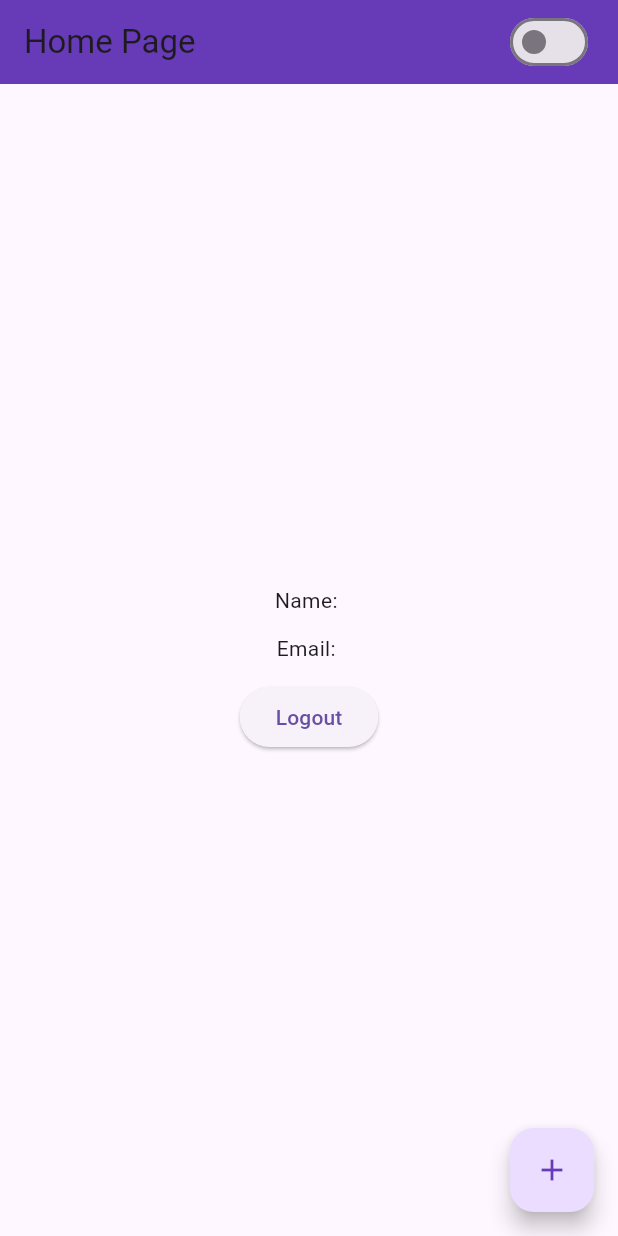
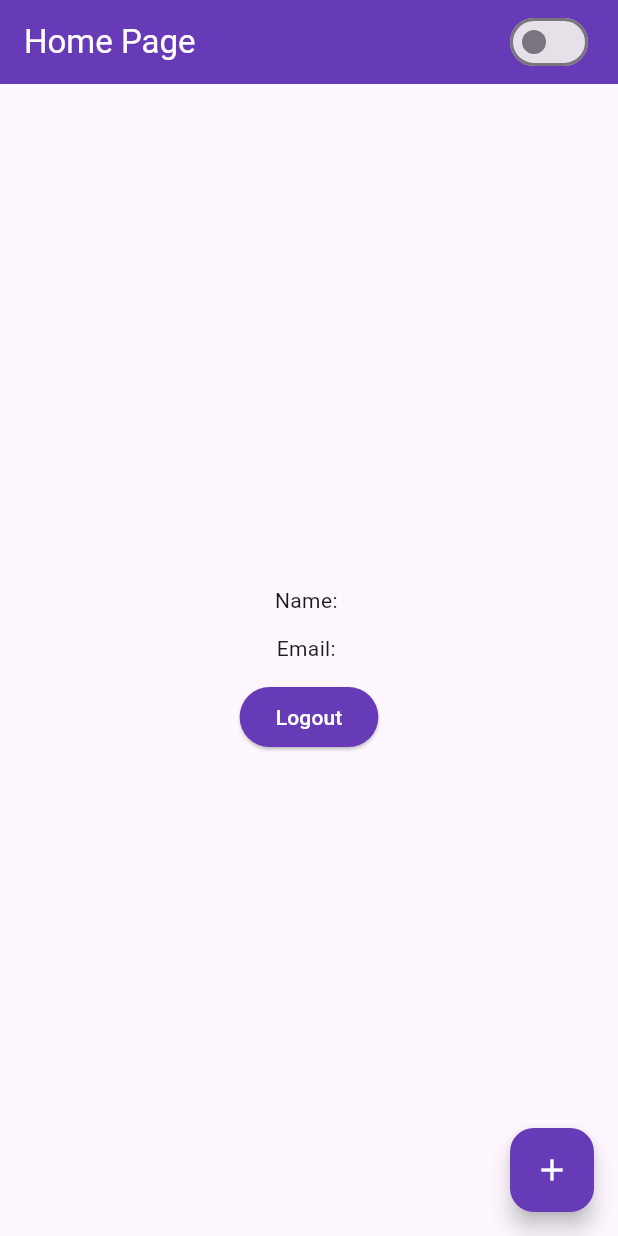
Before and after one commit to vaishali-mukati/google_auth-, a Flutter app: the HomeScreen screen opened directly, on a phone screen of 412 x 824 dp. Run offline on Flutter 3.47's test engine with Material 3 defaults, Android fonts, the phone set to English and light mode, and no system bars; our stand-ins replace cloud_firestore, firebase_auth, firebase_core, flutter_secure_storage, get, google_sign_in and 3 more; accounts and stored records are empty.

Commit message:
fixed color accordingly mode

```diff
--- a/lib/screens/home_screen.dart
+++ b/lib/screens/home_screen.dart
@@ -19,7 +19,9 @@ class HomeScreen extends StatelessWidget {
           title:Row(
             mainAxisAlignment: MainAxisAlignment.spaceBetween,
         children: [
-          Text('Home Page'),
+          Text('Home Page',style: TextStyle(
+            color: Colors.white
+          ),),
           SizedBox(width:12,),
           Obx(
               () =>  Switch(
@@ -41,6 +43,9 @@ class HomeScreen extends StatelessWidget {
             Text('Email: ${user?.email ?? ''}'),
             SizedBox(height: 12,),
             ElevatedButton(
+              style: ElevatedButton.styleFrom(
+                backgroundColor: Colors.deepPurple
+              ),
               onPressed: () {
                 Get.to(()=> LoginScreen(),
                 transition: Transition.zoom,
@@ -48,14 +53,18 @@ class HomeScreen extends StatelessWidget {
                   curve: Curves.decelerate,
                 );
               },
-              child: Text("Logout"),
+              child: Text("Logout",style: TextStyle(
+                color: Colors.white
+              ),),
             ),
           ],
         ),
       ),
-      floatingActionButton: FloatingActionButton(onPressed: (){
+      floatingActionButton: FloatingActionButton(
+        backgroundColor: Colors.deepPurple,
+        onPressed: (){
         Get.to(UserInfo());
-      },child: Icon(Icons.add,color: controller.isDarkMode.value ? Colors.white :Colors.deepPurple,),),
+      },child: Icon(Icons.add,color:Colors.white,),),
     );
   }
 }
```
